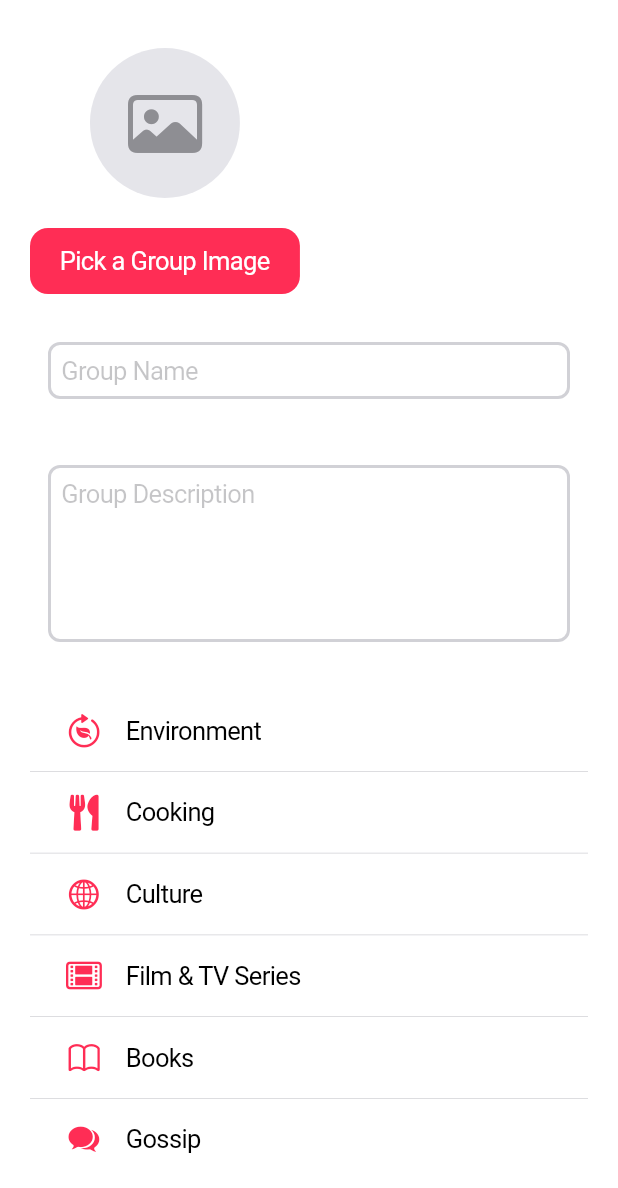
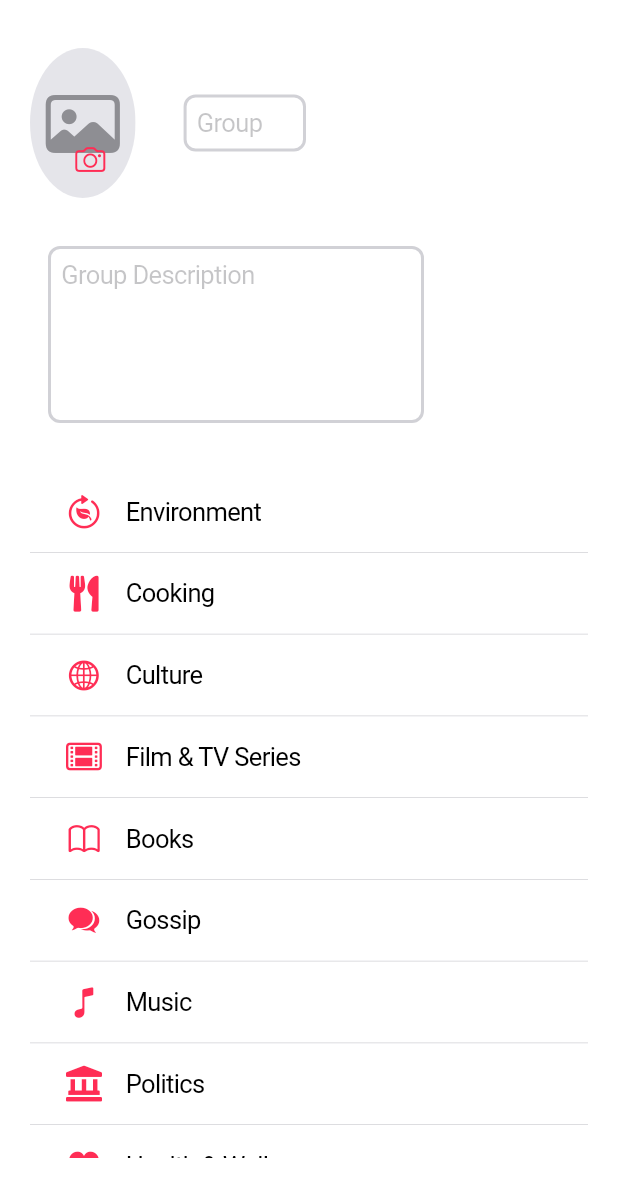
Before and after one commit to sergiolupo/DIMA_project, a Flutter app: the CreateGroupPage screen opened directly with empty values, on a phone screen of 412 x 824 dp, the part 48-1236 px from its top. Run offline on Flutter 3.47's test engine with Material 3 defaults, Android fonts, the phone set to English and light mode, and no system bars; our stand-ins replace cloud_firestore, firebase_auth, firebase_core, firebase_storage, font_awesome_flutter, go_router and 3 more; accounts and stored records are empty.

Commit message:
Improved image selection interface and added a create page

```diff
--- a/dima_project/lib/pages/groups/create_group_page.dart
+++ b/dima_project/lib/pages/groups/create_group_page.dart
@@ -25,6 +25,7 @@ class CreateGroupPageState extends State<CreateGroupPage> {
   Uint8List selectedImagePath = Uint8List(0);
   final imageInsertPageKey = GlobalKey<ImageInsertFormState>();
   List<String> selectedCategories = [];
+  final GlobalKey<FormState> _formKey = GlobalKey<FormState>();
 
   @override
   Widget build(BuildContext context) {
@@ -48,18 +49,31 @@ class CreateGroupPageState extends State<CreateGroupPage> {
         child: Padding(
           padding: const EdgeInsets.all(20.0),
           child: SingleChildScrollView(
+            child: Form(
+              key: _formKey,
               child: Column(
                 crossAxisAlignment: CrossAxisAlignment.start,
                 children: [
-                ImageInsertForm(
+                  SizedBox(
+                    //height: MediaQuery.of(context).size.height - 200,
+                    width: MediaQuery.of(context).size.width,
+                    child: Row(
+                      mainAxisAlignment: MainAxisAlignment.center,
+                      children: [
+                        Expanded(
+                          flex: 2,
+                          child: ImageInsertForm(
                             imageForGroup: true,
                             imagePath: selectedImagePath,
                             imageInsertPageKey: (Uint8List selectedImagePath) {
                               this.selectedImagePath = selectedImagePath;
                             },
                           ),
-                const SizedBox(height: 20),
-                CupertinoTextFormFieldRow(
+                        ),
+                        const SizedBox(width: 20),
+                        Expanded(
+                          flex: 3,
+                          child: CupertinoTextFormFieldRow(
                             controller: _groupNameController,
                             placeholder: 'Group Name',
                             decoration: BoxDecoration(
@@ -78,8 +92,15 @@ class CreateGroupPageState extends State<CreateGroupPage> {
                               return null;
                             },
                           ),
+                        ),
+                        const Expanded(flex: 5, child: SizedBox()),
+                      ],
+                    ),
+                  ),
                   const SizedBox(height: 20),
-                CupertinoTextFormFieldRow(
+                  SizedBox(
+                    width: (MediaQuery.of(context).size.width / 3) * 2,
+                    child: CupertinoTextFormFieldRow(
                       controller: _groupDescriptionController,
                       placeholder: 'Group Description',
                       maxLines: 5,
@@ -100,6 +121,7 @@ class CreateGroupPageState extends State<CreateGroupPage> {
                         return null;
                       },
                     ),
+                  ),
                   const SizedBox(height: 20),
                   CategorySelectionForm(
                     selectedCategories: selectedCategories,
@@ -112,7 +134,7 @@ class CreateGroupPageState extends State<CreateGroupPage> {
                           context: context,
                           builder: (BuildContext context) {
                             return CupertinoAlertDialog(
-                            title: const Text('Error'),
+                              title: const Text('Invalid choice'),
                               content: const Text(
                                   'Please select at least one category'),
                               actions: <CupertinoDialogAction>[
@@ -146,10 +168,12 @@ class CreateGroupPageState extends State<CreateGroupPage> {
             ),
           ),
         ),
+      ),
     );
   }
 
   void createGroup(Group group, Uint8List imagePath) {
+    if (_formKey.currentState!.validate()) {
       DatabaseService.createGroup(
           group, FirebaseAuth.instance.currentUser!.uid, imagePath);
       context.go(
@@ -158,3 +182,4 @@ class CreateGroupPageState extends State<CreateGroupPage> {
       );
     }
   }
+}
--- a/dima_project/lib/widgets/auth/imageform_widget.dart
+++ b/dima_project/lib/widgets/auth/imageform_widget.dart
@@ -48,6 +48,8 @@ class ImageInsertFormState extends State<ImageInsertForm> {
     return Column(
       mainAxisAlignment: MainAxisAlignment.center,
       children: <Widget>[
+        Stack(
+          children: [
             ClipOval(
               child: Container(
                 width: 100,
@@ -65,16 +67,18 @@ class ImageInsertFormState extends State<ImageInsertForm> {
                       ),
               ),
             ),
-        const SizedBox(height: 20),
-        widget.imageForGroup == true
-            ? CupertinoButton.filled(
-                padding: const EdgeInsets.symmetric(horizontal: 20),
+            Positioned(
+              bottom: 0,
+              right: 0,
+              child: CupertinoButton(
                 onPressed: _pickImage,
-                child: const Text('Pick a Group Image'),
-              )
-            : CupertinoButton.filled(
-                onPressed: _pickImage,
-                child: const Text('Pick an Image'),
+                child: Icon(
+                  CupertinoIcons.photo_camera,
+                  color: CupertinoTheme.of(context).primaryColor,
+                ),
+              ),
+            ),
+          ],
         ),
       ],
     );
```
Also changed, not shown: dima_project/lib/pages/home_page.dart (+33 -1 lines), dima_project/lib/pages/userprofile_page.dart (+11 -14 lines). Lines whose indentation alone changed are shown as unchanged.
